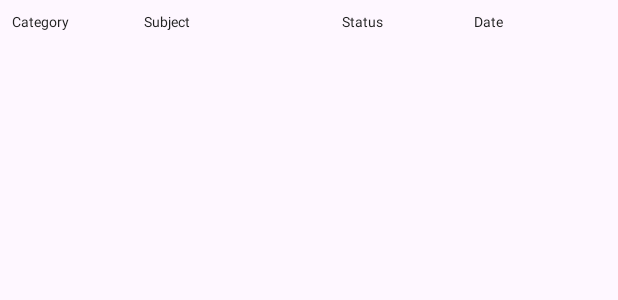
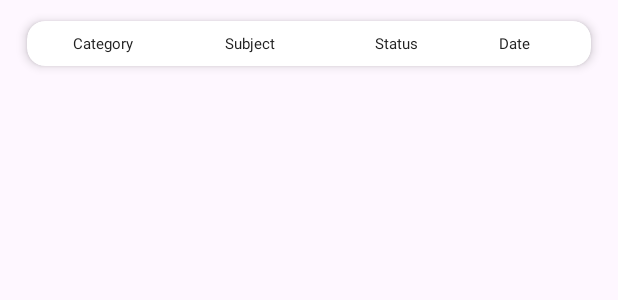
Before and after one commit to priya99299/Lucky-clone, an Android app: the layout item_complaint_row.xml on its own in the app's theme, with its tools: preview values and no code run, on a phone screen of 412 x 824 dp. Shown: the top 300 px of the screen. Run offline under Robolectric (Android 15) with nearby library versions, the phone set to English and light mode, and no system bars.

Commit message:
complaint section

```diff
--- a/app/src/main/res/layout/item_complaint_row.xml
+++ b/app/src/main/res/layout/item_complaint_row.xml
@@ -1,9 +1,25 @@
-<?xml version="1.0" encoding="utf-8"?>
-<LinearLayout xmlns:android="http://schemas.android.com/apk/res/android"
+<androidx.cardview.widget.CardView
+    xmlns:android="http://schemas.android.com/apk/res/android"
+    xmlns:app="http://schemas.android.com/apk/res-auto"
+    android:layout_width="match_parent"
+    android:layout_height="wrap_content"
+    android:layout_marginStart="10dp"
+    android:layout_marginEnd="10dp"
+    android:layout_marginTop="4dp"
+    android:layout_marginBottom="4dp"
+    app:cardCornerRadius="12dp"
+    app:cardElevation="4dp"
+    app:cardUseCompatPadding="true"
+    app:cardBackgroundColor="@android:color/white">
+
+    <LinearLayout
         android:layout_width="match_parent"
         android:layout_height="wrap_content"
         android:orientation="horizontal"
-    android:padding="8dp">
+        android:paddingStart="12dp"
+        android:paddingEnd="12dp"
+        android:paddingTop="8dp"
+        android:paddingBottom="8dp">
 
         <TextView
             android:id="@+id/categoryText"
@@ -12,7 +28,8 @@
             android:layout_weight="2"
             android:text="Category"
             android:textColor="@color/text_primary"
-        android:textSize="9sp" />
+            android:textSize="10sp"
+            android:gravity="center"/>
 
         <TextView
             android:id="@+id/subjectText"
@@ -21,7 +38,8 @@
             android:layout_weight="3"
             android:text="Subject"
             android:textColor="@color/text_primary"
-        android:textSize="9sp" />
+            android:textSize="10sp"
+            android:gravity="center"/>
 
         <TextView
             android:id="@+id/statusText"
@@ -30,7 +48,8 @@
             android:layout_weight="2"
             android:text="Status"
             android:textColor="@color/text_primary"
-        android:textSize="9sp" />
+            android:textSize="10sp"
+            android:gravity="center"/>
 
         <TextView
             android:id="@+id/dateText"
@@ -39,6 +58,8 @@
             android:layout_weight="2"
             android:text="Date"
             android:textColor="@color/text_primary"
-        android:textSize="9sp" />
+            android:textSize="10sp"
+            android:gravity="center"/>
+    </LinearLayout>
 
-</LinearLayout>
+</androidx.cardview.widget.CardView>
```
Also changed, not shown: app/src/main/res/layout/activity_track_complaint.xml (+16 -15 lines). Lines whose indentation alone changed are shown as unchanged.
